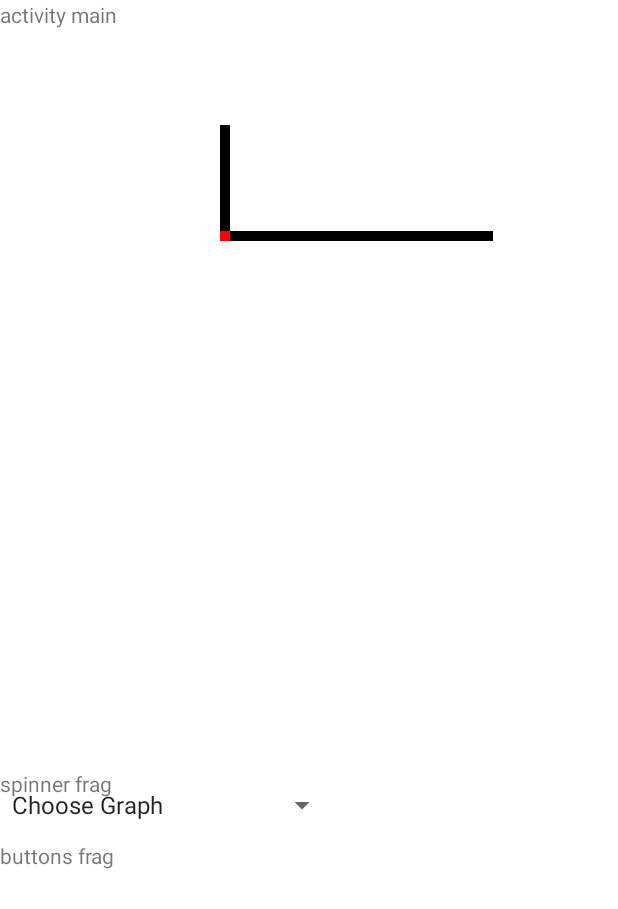
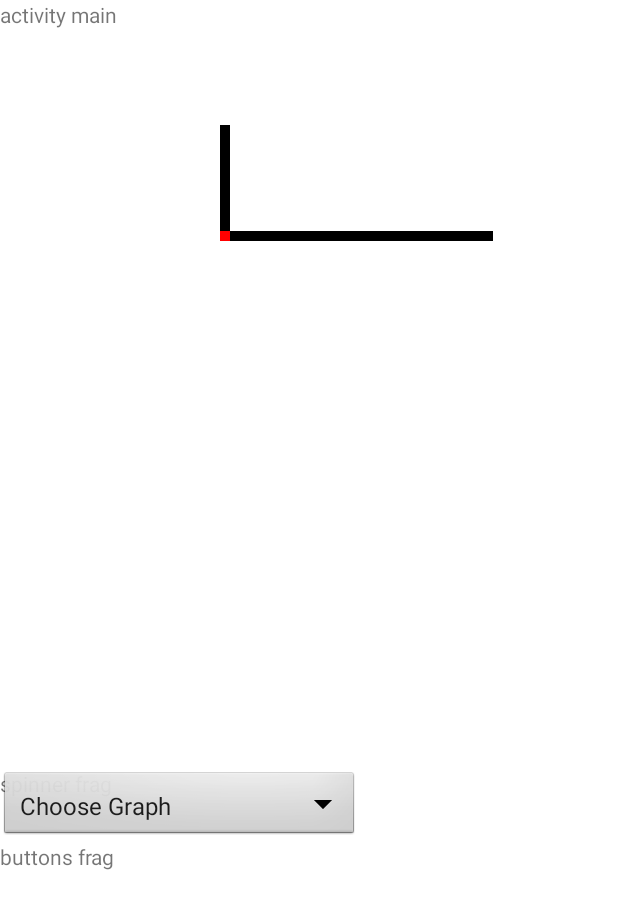
Before and after one commit to ZacMalone16/COP4656-GroupProject, an Android app: the GraphActivity screen opened directly, with no data from a screen before it, on a phone screen of 412 x 824 dp. Shown: the top 909 px of the screen. Run offline under Robolectric (Android 15) with nearby library versions, the phone set to English and light mode, and no system bars.

Commit message:
invisible spinner now shows up

```diff
--- a/app/src/main/java/edu/fsu/cs/groupproject/database/DatabaseHelper.java
+++ b/app/src/main/java/edu/fsu/cs/groupproject/database/DatabaseHelper.java
@@ -80,7 +80,6 @@ public class DatabaseHelper extends SQLiteOpenHelper {
         values.put(T1_COL1, "Biceps");
         values.put(T1_COL2, "Dumbbell Curl");
         sqLiteDatabase.insert(TABLE_NAME1, null, values);
-
 
 
     }
--- a/app/src/main/res/layout/choose_graph.xml
+++ b/app/src/main/res/layout/choose_graph.xml
@@ -8,14 +8,18 @@
     <Spinner
         android:id="@+id/spinner"
         android:layout_width="wrap_content"
-        android:layout_height="48sp"
+        android:layout_height="wrap_content"
+        android:padding="5dp"
 
+
+        style="@android:style/Widget.Spinner"
         android:entries="@array/graphs"
-        android:translationY="0sp" />
+         />
 </RelativeLayout>
 
     <!--600
-
+    android:textSize="30sp"
+android:translationY="0sp"
        <edu.fsu.cs.graph.Graph
         android:layout_width="match_parent"
         android:layout_height="match_parent"
```
